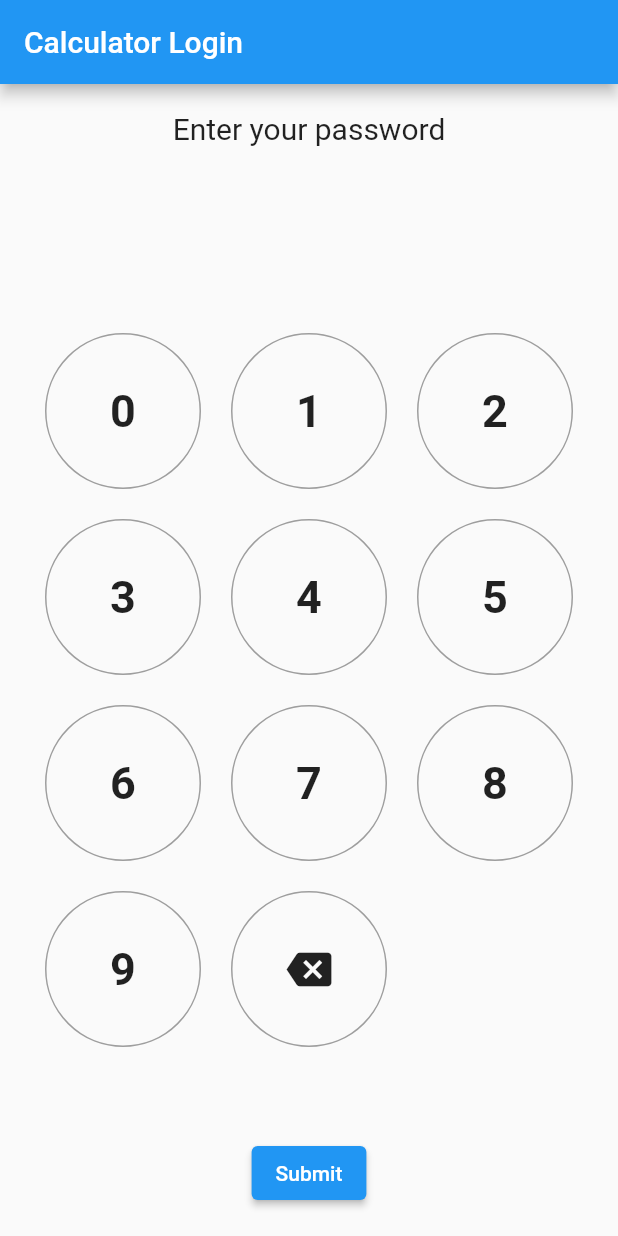
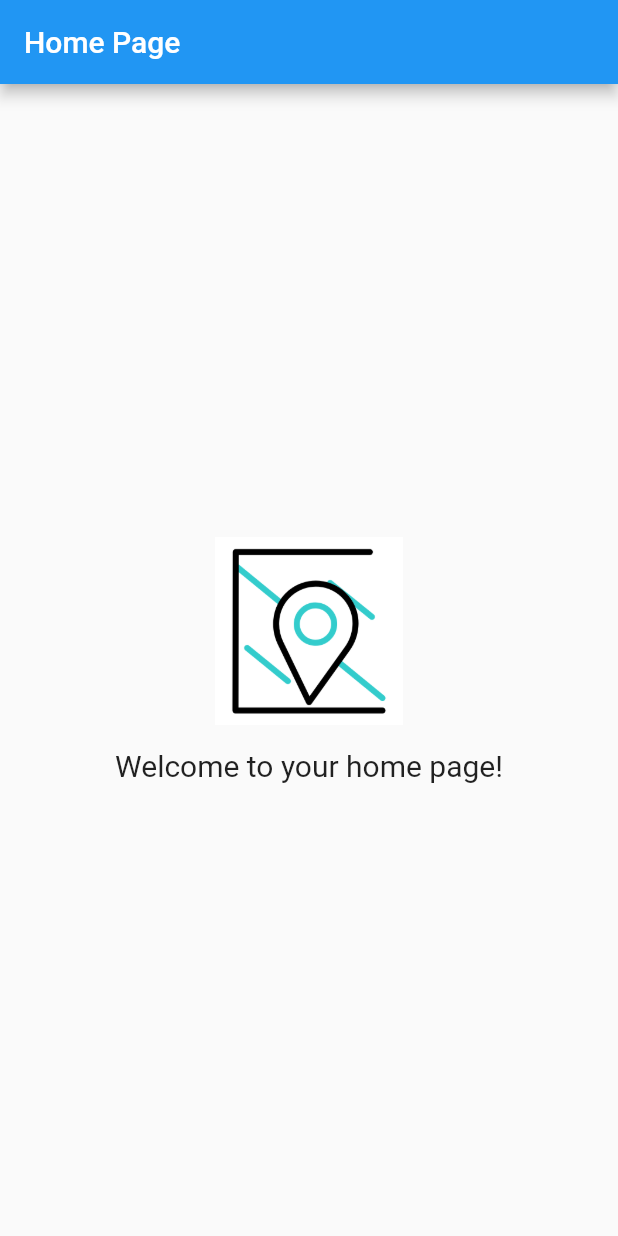
Before and after one commit to funky-dev99/Flutter-Basics, a Flutter app: the screen it shows after launch, on a phone screen of 412 x 824 dp. Run offline on Flutter 3.47's test engine with Material 2 defaults, Android fonts, the phone set to English and light mode, and no system bars.

Commit message:
Adding Gif

```diff
--- a/flutter_basics/lib/main.dart
+++ b/flutter_basics/lib/main.dart
@@ -1,127 +1,46 @@
 import 'package:flutter/material.dart';
 
 void main() {
-  runApp(CalculatorLoginApp());
+  runApp(MyApp());
 }
 
-class CalculatorLoginApp extends StatelessWidget {
+class MyApp extends StatelessWidget {
   @override
   Widget build(BuildContext context) {
     return MaterialApp(
-      title: 'Calculator Login',
+      title: 'Home Page Scaffold',
       theme: ThemeData(
         primarySwatch: Colors.blue,
       ),
-      home: CalculatorLoginPage(),
+      home: HomePage(),
     );
   }
 }
 
-class CalculatorLoginPage extends StatefulWidget {
-  @override
-  _CalculatorLoginPageState createState() => _CalculatorLoginPageState();
-}
-
-class _CalculatorLoginPageState extends State<CalculatorLoginPage> {
-  String password = '';
-  String enteredPassword = '';
-
-  void _addNumber(int number) {
-    setState(() {
-      enteredPassword += number.toString();
-    });
-  }
-
-  void _deleteLastDigit() {
-    setState(() {
-      if (enteredPassword.isNotEmpty) {
-        enteredPassword = enteredPassword.substring(0, enteredPassword.length - 1);
-      }
-    });
-  }
-
-  void _submitPassword() {
-    if (enteredPassword == password) {
-      // Password matches, perform login action
-      print('Login successful');
-      // Navigate to the next screen or perform desired action
-    } else {
-      // Password doesn't match, display error message or perform desired action
-      print('Login failed');
-    }
-  }
-
+class HomePage extends StatelessWidget {
   @override
   Widget build(BuildContext context) {
     return Scaffold(
       appBar: AppBar(
-        title: Text('Calculator Login'),
+        title: Text('Home Page'),
       ),
-      body: Column(
-        mainAxisAlignment: MainAxisAlignment.center,
-        children: <Widget>[
-          Container(
-            padding: EdgeInsets.symmetric(horizontal: 20.0),
-            child: Text(
-              'Enter your password',
-              style: TextStyle(fontSize: 20.0),
+      body: Center(
+        child: Column(
+          mainAxisAlignment: MainAxisAlignment.center,
+          children: [
+            // Replace the 'your_gif.gif' with the actual path or URL of your GIF file
+            Image.asset(
+              "images/location1.gif",
+              height: 125.0,
+              width: 125.0,
             ),
-          ),
-          SizedBox(height: 30.0),
-          Container(
-            padding: EdgeInsets.symmetric(horizontal: 20.0),
-            child: Text(
-              enteredPassword,
-              style: TextStyle(fontSize: 30.0, fontWeight: FontWeight.bold),
+            SizedBox(height: 16),
+            Text(
+              'Welcome to your home page!',
+              style: TextStyle(fontSize: 20),
             ),
-          ),
-          SizedBox(height: 30.0),
-          GridView.count(
-            crossAxisCount: 3,
-            shrinkWrap: true,
-            physics: NeverScrollableScrollPhysics(),
-            padding: EdgeInsets.all(20.0),
-            children: List.generate(10, (index) {
-              return GestureDetector(
-                onTap: () => _addNumber(index),
-                child: Container(
-                  alignment: Alignment.center,
-                  margin: EdgeInsets.all(10.0),
-                  decoration: BoxDecoration(
-                    shape: BoxShape.circle,
-                    border: Border.all(color: Colors.grey),
-                  ),
-                  child: Text(
-                    '$index',
-                    style: TextStyle(fontSize: 30.0, fontWeight: FontWeight.bold),
-                  ),
-                ),
-              );
-            }).toList()
-              ..add(
-                GestureDetector(
-                  onTap: _deleteLastDigit,
-                  child: Container(
-                    alignment: Alignment.center,
-                    margin: EdgeInsets.all(10.0),
-                    decoration: BoxDecoration(
-                      shape: BoxShape.circle,
-                      border: Border.all(color: Colors.grey),
-                    ),
-                    child: Icon(
-                      Icons.backspace,
-                      size: 30.0,
-                    ),
-                  ),
-                ),
-              ),
-          ),
-          SizedBox(height: 30.0),
-          ElevatedButton(
-            onPressed: _submitPassword,
-            child: Text('Submit'),
-          ),
-        ],
+          ],
+        ),
       ),
     );
   }
```
Also changed, not shown: flutter_basics/images/location1.gif (added).
